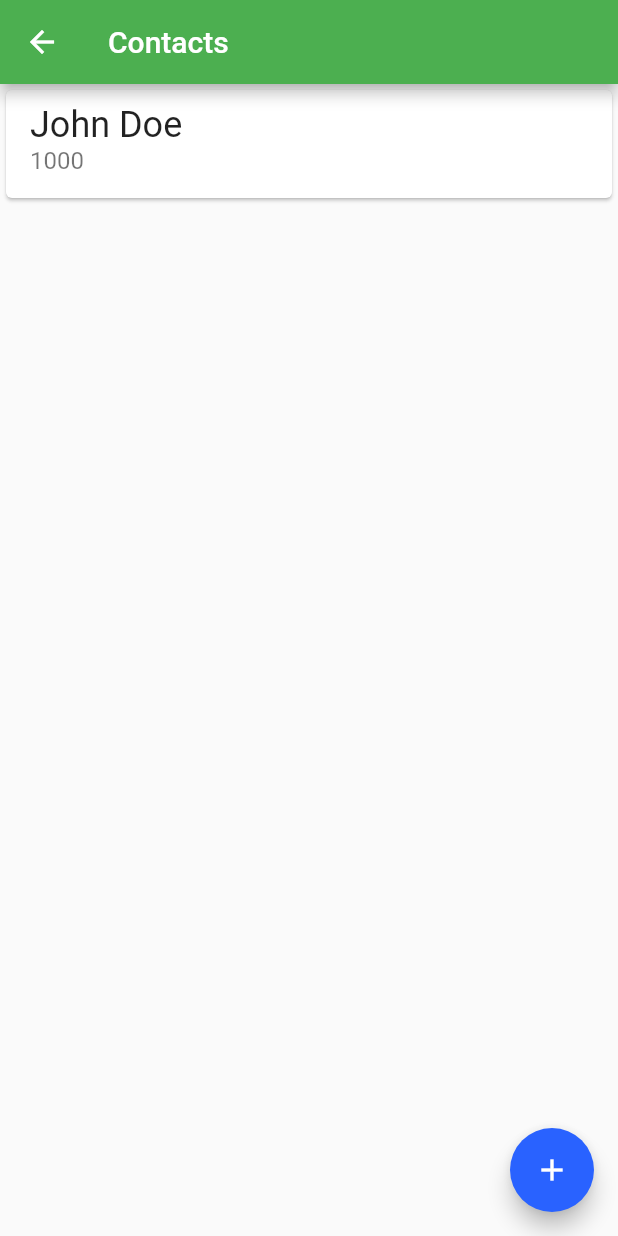
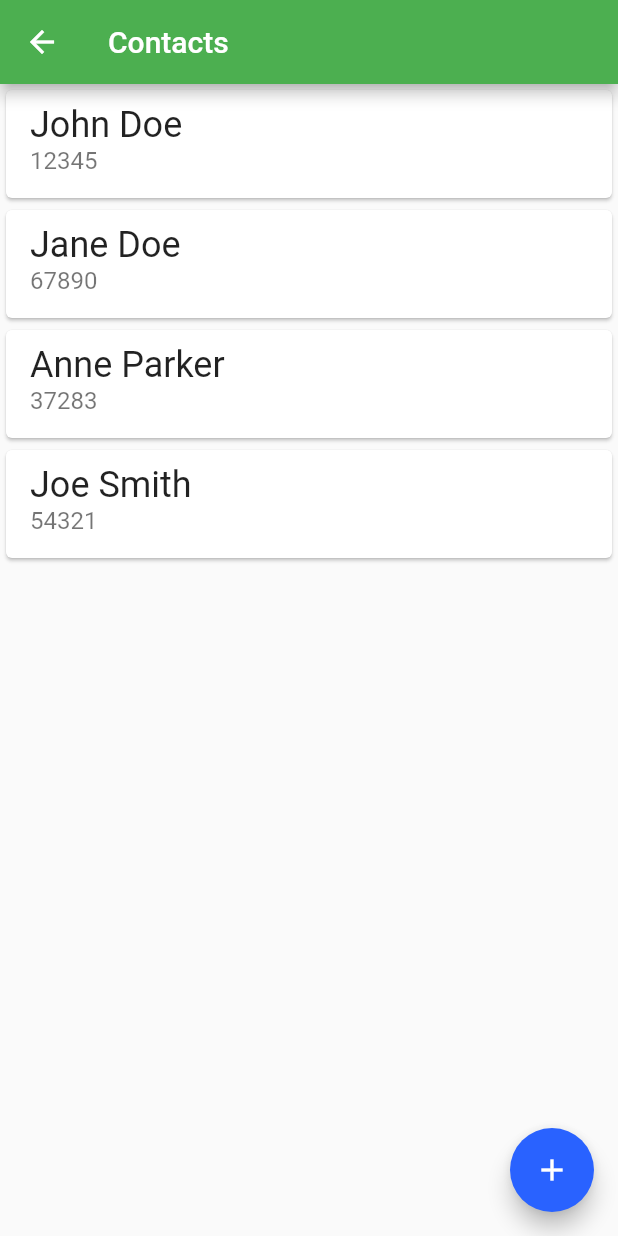
Before and after one commit to javascripto/flutter-app, a Flutter app: the ContactsList screen opened directly, on a phone screen of 412 x 824 dp. Run offline on Flutter 3.47's test engine with Material 2 defaults, Android fonts, the phone set to English and light mode, and no system bars; our stand-ins replace shared_preferences, sqflite; accounts and stored records are empty.

Commit message:
refactor: add ListView builder with fake contacts

```diff
--- a/lib/screens/contacts_list.dart
+++ b/lib/screens/contacts_list.dart
@@ -3,22 +3,24 @@ import 'package:flutter_app/models/contact.dart';
 import 'package:flutter_app/screens/contact_form.dart';
 
 class ContactsList extends StatelessWidget {
+  final List<Contact> contacts = [
+    Contact(name: 'John Doe', accountNumber: 12345),
+    Contact(name: 'Jane Doe', accountNumber: 67890),
+    Contact(name: 'Anne Parker', accountNumber: 37283),
+    Contact(name: 'Joe Smith', accountNumber: 54321),
+  ];
+
   @override
   Widget build(BuildContext context) {
     return Scaffold(
       appBar: AppBar(
         title: Text('Contacts'),
       ),
-      body: ListView(
-        children: <Widget>[
-          Card(
-            child: ListTile(
-              title: Text('John Doe', style: TextStyle(fontSize: 24)),
-              subtitle: Text('1000', style: TextStyle(fontSize: 16)),
-            ),
-          ),
-        ],
-      ),
+      body: ListView.builder(
+          itemCount: contacts.length,
+          itemBuilder: (context, index) {
+            return _ContactItem(contact: contacts[index]);
+          }),
       floatingActionButton: FloatingActionButton(
         onPressed: () async {
           final Contact newContact = await Navigator.of(context).push(
@@ -31,3 +33,20 @@ class ContactsList extends StatelessWidget {
     );
   }
 }
+
+class _ContactItem extends StatelessWidget {
+  final Contact contact;
+
+  _ContactItem({required this.contact});
+
+  @override
+  Widget build(BuildContext context) {
+    return Card(
+      child: ListTile(
+        title: Text('${contact.name}', style: TextStyle(fontSize: 24)),
+        subtitle:
+            Text('${contact.accountNumber}', style: TextStyle(fontSize: 16)),
+      ),
+    );
+  }
+}
```
